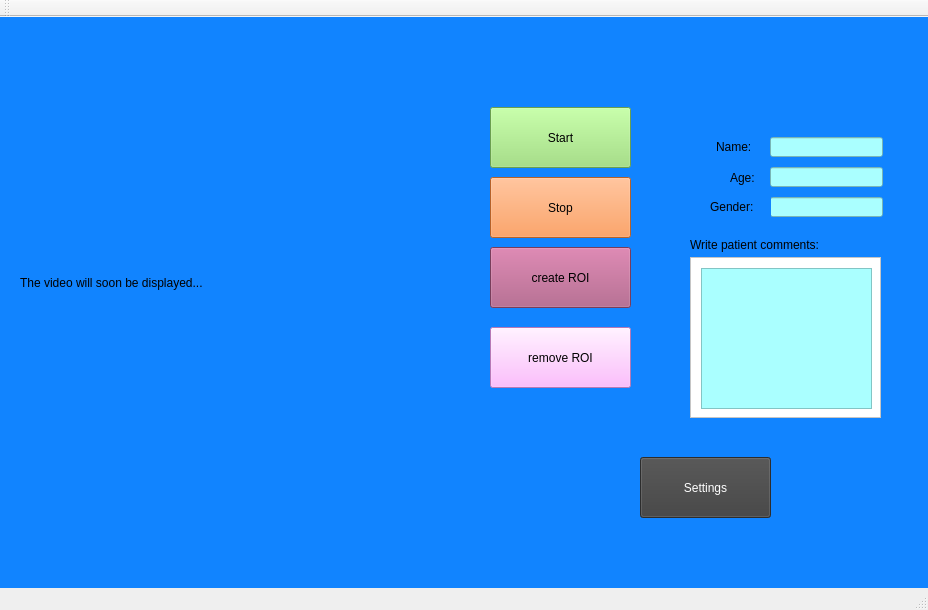
Old version of the form LSI Project GUI/LSI Project GUI/LSIProjectGUI.ui in the repository Fridanylund/LSI.
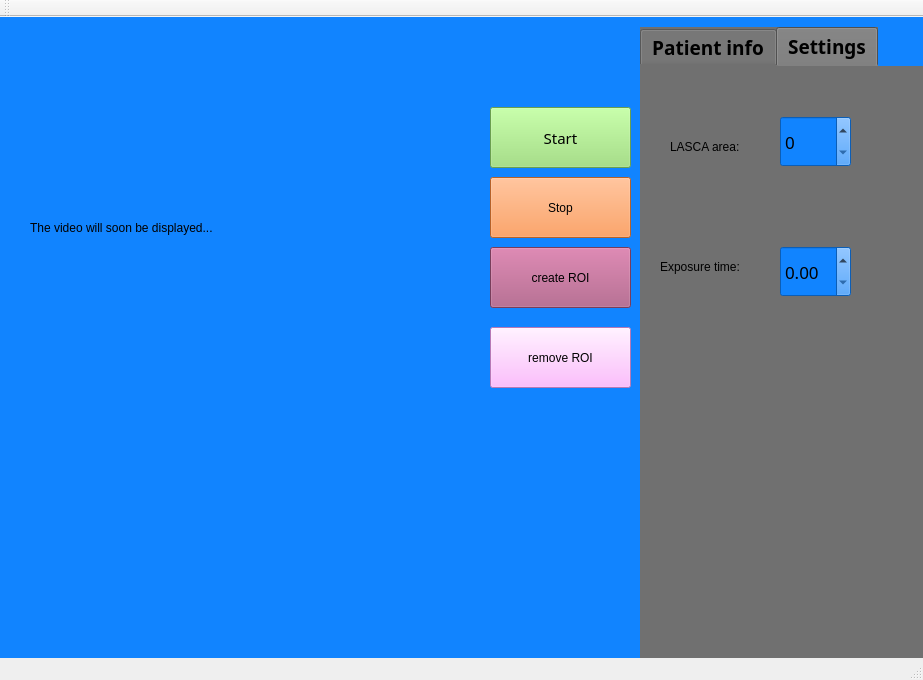
New version of the form.

Diff of the .ui file:
```diff
--- a/LSI Project GUI/LSI Project GUI/LSIProjectGUI.ui
+++ b/LSI Project GUI/LSI Project GUI/LSIProjectGUI.ui
@@ -6,8 +6,8 @@
    <rect>
     <x>0</x>
     <y>0</y>
-    <width>928</width>
-    <height>610</height>
+    <width>923</width>
+    <height>680</height>
    </rect>
   </property>
   <property name="windowTitle">
@@ -21,9 +21,9 @@
     <property name="geometry">
      <rect>
       <x>490</x>
-      <y>400</y>
-      <width>141</width>
-      <height>81</height>
+      <y>30</y>
+      <width>121</width>
+      <height>41</height>
      </rect>
     </property>
     <property name="text">
@@ -39,6 +39,15 @@
       <height>61</height>
      </rect>
     </property>
+    <property name="font">
+     <font>
+      <family>Segoe UI Light</family>
+      <pointsize>11</pointsize>
+      <weight>9</weight>
+      <italic>false</italic>
+      <bold>false</bold>
+     </font>
+    </property>
     <property name="styleSheet">
      <string notr="true">font: 75 11pt &quot;Segoe UI Light&quot;;
 background-color: rgb(150, 223, 111);</string>
@@ -98,17 +107,86 @@
      <string>remove ROI</string>
     </property>
    </widget>
+   <widget class="QLabel" name="videoLabel">
+    <property name="geometry">
+     <rect>
+      <x>30</x>
+      <y>20</y>
+      <width>451</width>
+      <height>381</height>
+     </rect>
+    </property>
+    <property name="text">
+     <string>The video will soon be displayed...</string>
+    </property>
+   </widget>
+   <widget class="QTabWidget" name="settings_patientInfo">
+    <property name="geometry">
+     <rect>
+      <x>640</x>
+      <y>10</y>
+      <width>291</width>
+      <height>631</height>
+     </rect>
+    </property>
+    <property name="font">
+     <font>
+      <family>Segoe UI Light</family>
+      <pointsize>14</pointsize>
+      <weight>75</weight>
+      <bold>true</bold>
+     </font>
+    </property>
+    <property name="styleSheet">
+     <string notr="true">background-color: rgb(112, 112, 112);
+border-color: rgb(34, 34, 34);</string>
+    </property>
+    <property name="tabShape">
+     <enum>QTabWidget::Rounded</enum>
+    </property>
+    <property name="currentIndex">
+     <number>1</number>
+    </property>
+    <property name="iconSize">
+     <size>
+      <width>20</width>
+      <height>20</height>
+     </size>
+    </property>
+    <property name="movable">
+     <bool>true</bool>
+    </property>
+    <widget class="QWidget" name="patientinformation">
+     <attribute name="title">
+      <string>Patient info</string>
+     </attribute>
+     <widget class="QLabel" name="genderLabel">
+      <property name="geometry">
+       <rect>
+        <x>70</x>
+        <y>180</y>
+        <width>61</width>
+        <height>20</height>
+       </rect>
+      </property>
+      <property name="styleSheet">
+       <string notr="true">font: 75 12pt &quot;Segoe UI Light&quot;;</string>
+      </property>
+      <property name="text">
+       <string>Gender:</string>
+      </property>
+     </widget>
    <widget class="QScrollArea" name="scrollArea">
     <property name="geometry">
      <rect>
-      <x>690</x>
-      <y>240</y>
-      <width>191</width>
-      <height>161</height>
+        <x>30</x>
+        <y>300</y>
+        <width>231</width>
+        <height>221</height>
      </rect>
     </property>
     <property name="styleSheet">
-     <string notr="true">background-color: rgb(255, 255, 255);</string>
+       <string notr="true">background-color: rgb(17, 132, 255);</string>
     </property>
     <property name="widgetResizable">
      <bool>true</bool>
@@ -118,8 +196,8 @@
       <rect>
        <x>0</x>
        <y>0</y>
-       <width>189</width>
-       <height>159</height>
+         <width>229</width>
+         <height>219</height>
       </rect>
      </property>
      <widget class="QPlainTextEdit" name="patientComments">
@@ -127,76 +205,60 @@
        <rect>
         <x>10</x>
         <y>10</y>
-        <width>171</width>
-        <height>141</height>
+          <width>211</width>
+          <height>201</height>
        </rect>
       </property>
       <property name="styleSheet">
-       <string notr="true">background-color: rgb(170, 255, 255);</string>
+         <string notr="true">background-color: rgb(241, 241, 241);</string>
       </property>
      </widget>
     </widget>
    </widget>
-   <widget class="QLabel" name="commentsLabel">
+     <widget class="QLineEdit" name="PatientGender">
     <property name="geometry">
      <rect>
-      <x>690</x>
-      <y>220</y>
-      <width>191</width>
-      <height>16</height>
+        <x>130</x>
+        <y>180</y>
+        <width>121</width>
+        <height>20</height>
      </rect>
     </property>
     <property name="styleSheet">
-     <string notr="true">font: 75 13pt &quot;Segoe UI Light&quot;;</string>
-    </property>
-    <property name="text">
-     <string>Write patient comments:</string>
+       <string notr="true">background-color: rgb(241, 241, 241);</string>
     </property>
    </widget>
    <widget class="QLineEdit" name="patientName">
     <property name="geometry">
      <rect>
-      <x>770</x>
-      <y>120</y>
-      <width>113</width>
-      <height>20</height>
+        <x>130</x>
+        <y>99</y>
+        <width>121</width>
+        <height>21</height>
      </rect>
     </property>
     <property name="styleSheet">
-     <string notr="true">background-color: rgb(170, 255, 255);</string>
+       <string notr="true">background-color: rgb(241, 241, 241);</string>
     </property>
    </widget>
    <widget class="QLineEdit" name="patientAge">
     <property name="geometry">
      <rect>
-      <x>770</x>
-      <y>150</y>
-      <width>113</width>
+        <x>130</x>
+        <y>140</y>
+        <width>121</width>
       <height>20</height>
      </rect>
     </property>
     <property name="styleSheet">
-     <string notr="true">background-color: rgb(170, 255, 255);</string>
-    </property>
-   </widget>
-   <widget class="QLineEdit" name="PatientGender">
-    <property name="geometry">
-     <rect>
-      <x>770</x>
-      <y>180</y>
-      <width>113</width>
-      <height>20</height>
-     </rect>
-    </property>
-    <property name="styleSheet">
-     <string notr="true">background-color: rgb(170, 255, 255);</string>
+       <string notr="true">background-color: rgb(241, 241, 241);</string>
     </property>
    </widget>
    <widget class="QLabel" name="nameLabel">
     <property name="geometry">
      <rect>
-      <x>716</x>
-      <y>120</y>
+        <x>70</x>
+        <y>100</y>
       <width>51</width>
       <height>20</height>
      </rect>
@@ -211,8 +273,8 @@
    <widget class="QLabel" name="ageLabel">
     <property name="geometry">
      <rect>
-      <x>730</x>
-      <y>150</y>
+        <x>80</x>
+        <y>140</y>
       <width>31</width>
       <height>21</height>
      </rect>
@@ -224,171 +286,129 @@
      <string>Age:</string>
     </property>
    </widget>
-   <widget class="QLabel" name="genderLabel">
+     <widget class="QLabel" name="commentsLabel">
     <property name="geometry">
      <rect>
-      <x>710</x>
-      <y>180</y>
-      <width>61</width>
-      <height>20</height>
+        <x>50</x>
+        <y>260</y>
+        <width>191</width>
+        <height>31</height>
      </rect>
     </property>
     <property name="styleSheet">
      <string notr="true">font: 75 12pt &quot;Segoe UI Light&quot;;</string>
     </property>
     <property name="text">
-     <string>Gender:</string>
-    </property>
-   </widget>
-   <widget class="QLabel" name="videoLabel">
-    <property name="geometry">
-     <rect>
-      <x>20</x>
-      <y>30</y>
-      <width>441</width>
-      <height>471</height>
-     </rect>
-    </property>
-    <property name="text">
-     <string>The video will soon be displayed...</string>
-    </property>
-   </widget>
-   <widget class="QPushButton" name="settingsButton">
-    <property name="geometry">
-     <rect>
-      <x>640</x>
-      <y>440</y>
-      <width>131</width>
-      <height>61</height>
-     </rect>
-    </property>
-    <property name="palette">
-     <palette>
-      <active>
-       <colorrole role="Button">
-        <brush brushstyle="SolidPattern">
-         <color alpha="255">
-          <red>63</red>
-          <green>63</green>
-          <blue>63</blue>
-         </color>
-        </brush>
-       </colorrole>
-       <colorrole role="ButtonText">
-        <brush brushstyle="SolidPattern">
-         <color alpha="255">
-          <red>255</red>
-          <green>255</green>
-          <blue>255</blue>
-         </color>
-        </brush>
-       </colorrole>
-       <colorrole role="Base">
-        <brush brushstyle="SolidPattern">
-         <color alpha="255">
-          <red>63</red>
-          <green>63</green>
-          <blue>63</blue>
-         </color>
-        </brush>
-       </colorrole>
-       <colorrole role="Window">
-        <brush brushstyle="SolidPattern">
-         <color alpha="255">
-          <red>63</red>
-          <green>63</green>
-          <blue>63</blue>
-         </color>
-        </brush>
-       </colorrole>
-      </active>
-      <inactive>
-       <colorrole role="Button">
-        <brush brushstyle="SolidPattern">
-         <color alpha="255">
-          <red>63</red>
-          <green>63</green>
-          <blue>63</blue>
-         </color>
-        </brush>
-       </colorrole>
-       <colorrole role="ButtonText">
-        <brush brushstyle="SolidPattern">
-         <color alpha="255">
-          <red>255</red>
-          <green>255</green>
-          <blue>255</blue>
-         </color>
-        </brush>
-       </colorrole>
-       <colorrole role="Base">
-        <brush brushstyle="SolidPattern">
-         <color alpha="255">
-          <red>63</red>
-          <green>63</green>
-          <blue>63</blue>
-         </color>
-        </brush>
-       </colorrole>
-       <colorrole role="Window">
-        <brush brushstyle="SolidPattern">
-         <color alpha="255">
-          <red>63</red>
-          <green>63</green>
-          <blue>63</blue>
-         </color>
-        </brush>
-       </colorrole>
-      </inactive>
-      <disabled>
-       <colorrole role="Button">
-        <brush brushstyle="SolidPattern">
-         <color alpha="255">
-          <red>63</red>
-          <green>63</green>
-          <blue>63</blue>
-         </color>
-        </brush>
-       </colorrole>
-       <colorrole role="ButtonText">
-        <brush brushstyle="SolidPattern">
-         <color alpha="255">
-          <red>120</red>
-          <green>120</green>
-          <blue>120</blue>
-         </color>
-        </brush>
-       </colorrole>
-       <colorrole role="Base">
-        <brush brushstyle="SolidPattern">
-         <color alpha="255">
-          <red>63</red>
-          <green>63</green>
-          <blue>63</blue>
-         </color>
-        </brush>
-       </colorrole>
-       <colorrole role="Window">
-        <brush brushstyle="SolidPattern">
-         <color alpha="255">
-          <red>63</red>
-          <green>63</green>
-          <blue>63</blue>
-         </color>
-        </brush>
-       </colorrole>
-      </disabled>
-     </palette>
-    </property>
-    <property name="autoFillBackground">
-     <bool>false</bool>
-    </property>
-    <property name="styleSheet">
-     <string notr="true">font: 75 11pt &quot;Segoe UI Light&quot;;
-background-color: rgb(63, 63, 63);</string>
-    </property>
-    <property name="text">
+       <string>Write patient comments:</string>
+      </property>
+     </widget>
+    </widget>
+    <widget class="QWidget" name="settings">
+     <attribute name="title">
      <string>Settings</string>
+     </attribute>
+     <widget class="QSpinBox" name="LASCAarea">
+      <property name="geometry">
+       <rect>
+        <x>140</x>
+        <y>50</y>
+        <width>71</width>
+        <height>51</height>
+       </rect>
+      </property>
+      <property name="font">
+       <font>
+        <family>Segoe UI Light</family>
+        <pointsize>13</pointsize>
+        <weight>50</weight>
+        <bold>false</bold>
+       </font>
+      </property>
+      <property name="styleSheet">
+       <string notr="true">background-color: rgb(17, 132, 255);
+border-color: rgb(56, 56, 56);</string>
+      </property>
+     </widget>
+     <widget class="QLabel" name="LASCA_label">
+      <property name="geometry">
+       <rect>
+        <x>30</x>
+        <y>70</y>
+        <width>91</width>
+        <height>21</height>
+       </rect>
+      </property>
+      <property name="styleSheet">
+       <string notr="true">font: 75 12pt &quot;Segoe UI Light&quot;;</string>
+      </property>
+      <property name="text">
+       <string>LASCA area:</string>
+      </property>
+     </widget>
+     <widget class="QLabel" name="exposure_label">
+      <property name="geometry">
+       <rect>
+        <x>20</x>
+        <y>190</y>
+        <width>111</width>
+        <height>21</height>
+       </rect>
+      </property>
+      <property name="styleSheet">
+       <string notr="true">font: 75 12pt &quot;Segoe UI Light&quot;;</string>
+      </property>
+      <property name="text">
+       <string>Exposure time:</string>
+      </property>
+     </widget>
+     <widget class="QDoubleSpinBox" name="doubleSpinBox">
+      <property name="geometry">
+       <rect>
+        <x>140</x>
+        <y>180</y>
+        <width>71</width>
+        <height>51</height>
+       </rect>
+      </property>
+      <property name="font">
+       <font>
+        <family>Segoe UI Light</family>
+        <pointsize>13</pointsize>
+        <weight>50</weight>
+        <bold>false</bold>
+       </font>
+      </property>
+      <property name="styleSheet">
+       <string notr="true">background-color: rgb(17, 132, 255);
+border-color: rgb(56, 56, 56);</string>
+      </property>
+     </widget>
+     <widget class="QLabel" name="error_LASCA_label">
+      <property name="geometry">
+       <rect>
+        <x>20</x>
+        <y>120</y>
+        <width>261</width>
+        <height>51</height>
+       </rect>
+      </property>
+      <property name="styleSheet">
+       <string notr="true">color: rgb(186, 1, 35);</string>
+      </property>
+      <property name="text">
+       <string/>
+      </property>
+     </widget>
+    </widget>
+   </widget>
+   <widget class="QWidget" name="widget" native="true">
+    <property name="geometry">
+     <rect>
+      <x>40</x>
+      <y>440</y>
+      <width>431</width>
+      <height>161</height>
+     </rect>
     </property>
    </widget>
   </widget>
```
Left out of the diff: 4 changed lines with no effect on the pictures. Lines whose indentation alone changed are shown as unchanged.
